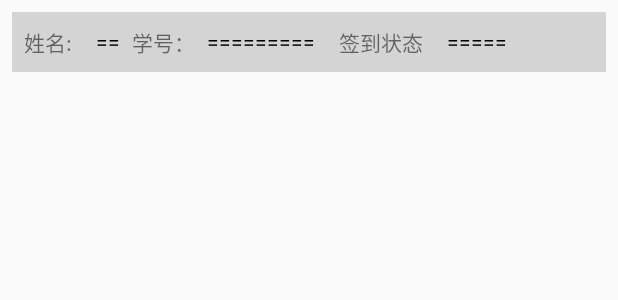
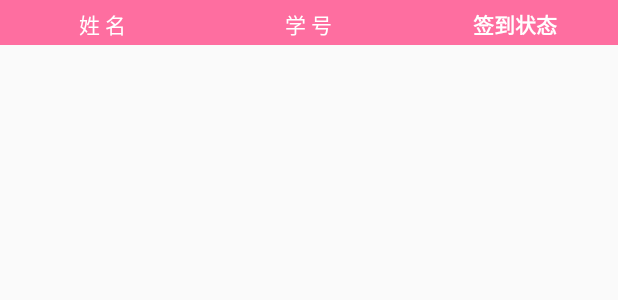
Before and after one commit to ADeerLongNeck/SmartSchoolApp, an Android app: the layout card_historyinfo.xml on its own in the app's theme, with its tools: preview values and no code run, on a phone screen of 412 x 824 dp. Shown: the top 300 px of the screen. Run offline under Robolectric (Android 15) with nearby library versions, the phone set to English and light mode, and no system bars.

Commit message:
//更改签到记录表的样式 为 蓝/红 配色

```diff
--- a/app/src/main/res/layout/card_historyinfo.xml
+++ b/app/src/main/res/layout/card_historyinfo.xml
@@ -1,67 +1,56 @@
 <?xml version="1.0" encoding="utf-8"?>
+
+
     <LinearLayout xmlns:android="http://schemas.android.com/apk/res/android"
-    xmlns:app="http://schemas.android.com/apk/res-auto"
-android:layout_margin="8dp"
-    android:background="#d4d4d4"
+        android:orientation="horizontal"
+        android:background="#d0ff4f8c"
         android:layout_width="match_parent"
-    android:orientation="horizontal"
-    android:layout_height="40dp">
-
+        android:layout_height="30dp">
+        <LinearLayout
+            android:layout_marginTop="5dp"
+            android:gravity="center"
+            android:layout_weight="1"
+            android:layout_width="match_parent"
+            android:layout_height="wrap_content">
             <TextView
-         android:layout_margin="8dp"
+                android:id="@+id/mname"
+                android:textColor="#ffffff"
                 android:layout_width="wrap_content"
                 android:layout_height="wrap_content"
-         android:text="姓名:"
+                android:text="姓 名"
+                />
+
+        </LinearLayout>
+        <LinearLayout
+            android:layout_marginTop="5dp"
             android:gravity="center"
-         android:layout_gravity="center"
-         />
+            android:layout_weight="1"
+            android:layout_width="match_parent"
+            android:layout_height="wrap_content">
             <TextView
-            android:textColor="#000000"
-            android:layout_margin="8dp"
-            android:id="@+id/mname"
+                android:id="@+id/mstuid"
+                android:textColor="#ffffff"
                 android:layout_width="wrap_content"
                 android:layout_height="wrap_content"
-            android:text="=="
+                android:text="学 号"
+                />
+
+        </LinearLayout>
+        <LinearLayout
+            android:layout_marginTop="5dp"
             android:gravity="center"
-            android:layout_gravity="center"
-
-            />
+            android:layout_weight="1"
+            android:layout_width="match_parent"
+            android:layout_height="wrap_content">
             <TextView
-        android:layout_width="wrap_content"
-        android:layout_height="wrap_content"
-        android:text="学号："
-        android:gravity="center"
-        android:layout_gravity="center"
-        />
-    <TextView
-        android:layout_margin="8dp"
-        android:id="@+id/mstuid"
-        android:layout_width="wrap_content"
-        android:layout_height="wrap_content"
-        android:text="========="
-        android:gravity="center"
-        android:layout_gravity="center"
-        android:textColor="#000000"
-        />
-    <TextView
-        android:layout_margin="8dp"
+                android:id="@+id/mcode"
+                android:textColor="#ffffff"
+                android:textStyle="bold"
                 android:layout_width="wrap_content"
                 android:layout_height="wrap_content"
                 android:text="签到状态"
-        android:gravity="center"
-        android:layout_gravity="center"
-        />
-    <TextView
-        android:layout_margin="8dp"
-        android:id="@+id/mcode"
-        android:layout_width="wrap_content"
-        android:layout_height="wrap_content"
-        android:text="====="
-        android:gravity="center"
-        android:layout_gravity="center"
-        android:textColor="#000000"
                 />
 
-
+        </LinearLayout>
 
     </LinearLayout>
```
Also changed, not shown: app/src/main/res/layout/activity_history_info.xml (+51 -0 lines). Lines whose indentation alone changed are shown as unchanged.
